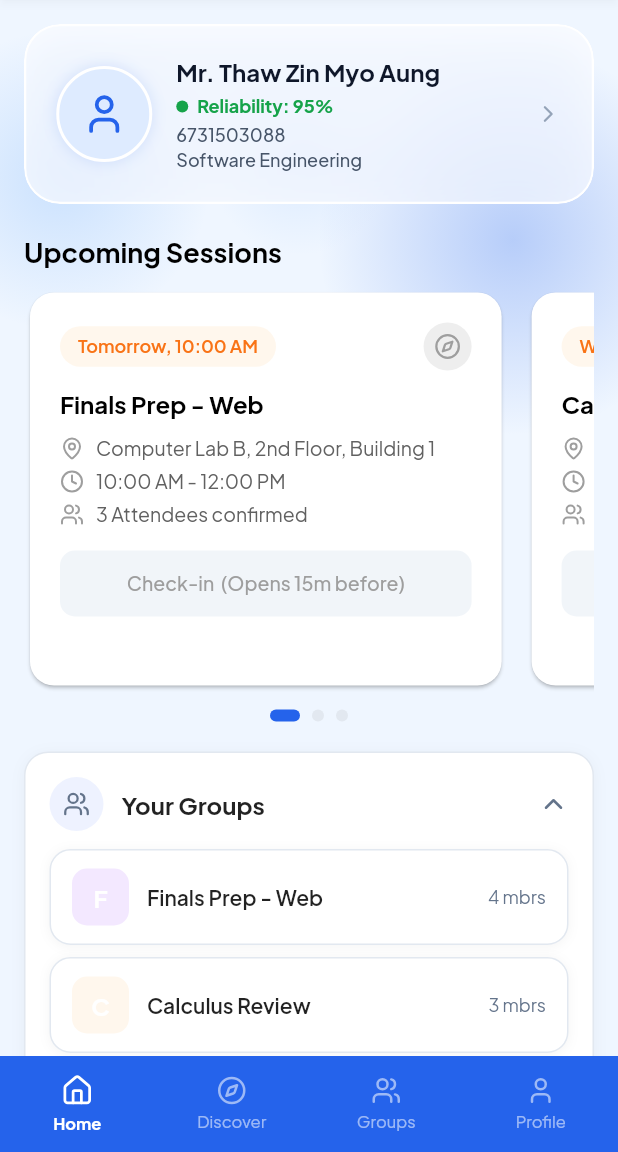
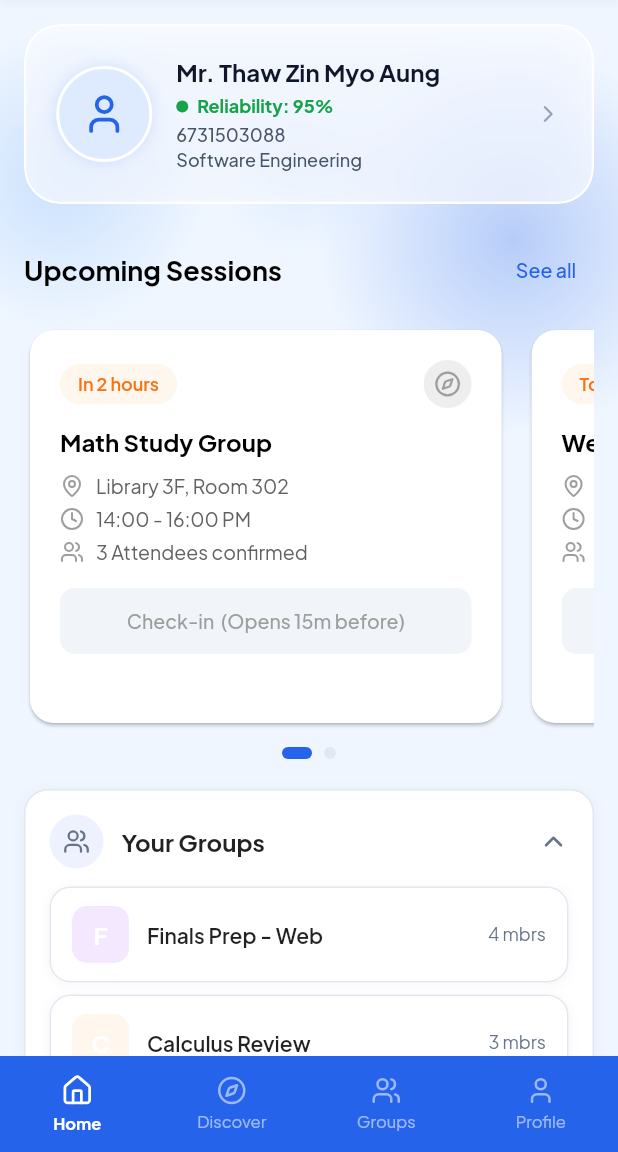
Before and after one commit to Thaw-Zin-Myo-Aung/studysync, a Flutter app: the screen it shows after launch, after a tap on "Create Account", on a phone screen of 412 x 824 dp, the part 84-1236 px from its top. Run offline on Flutter 3.47's test engine with Material 3 defaults, Android fonts, the phone set to English and light mode, and no system bars; our stand-ins replace go_router, google_fonts, lucide_icons_flutter.

Commit message:
Revert "Implemented state for upcoming session"
This reverts commit 103e48b3e6c8a0a760731c9f273b53f0424ef62d.

```diff
--- a/lib/features/home/screens/home_screen.dart
+++ b/lib/features/home/screens/home_screen.dart
@@ -145,7 +145,7 @@ class HomeScreen extends StatelessWidget {
                     major: 'Software Engineering',
                   ),
                   const SizedBox(height: 20),
-                  const UpcomingSessionsSection(),
+                  UpcomingSessionsSection(onSeeAll: () {}),
                   const SizedBox(height: 20),
                   YourGroupsSection(groups: mockGroups, onCreateGroup: () {}),
                   const SizedBox(height: 20),
--- a/lib/features/home/widgets/upcoming_sessions_section.dart
+++ b/lib/features/home/widgets/upcoming_sessions_section.dart
@@ -1,45 +1,56 @@
 import 'package:flutter/material.dart';
-import 'package:go_router/go_router.dart';
-import '../../../core/constants/route_constants.dart';
 import '../../../core/theme/app_colors.dart';
-import '../../groups/models/group_model.dart';
 import 'upcoming_session_card.dart';
 
 class UpcomingSessionsSection extends StatefulWidget {
-  const UpcomingSessionsSection({super.key});
+  final VoidCallback onSeeAll;
+
+  const UpcomingSessionsSection({super.key, required this.onSeeAll});
 
   @override
-  State<UpcomingSessionsSection> createState() =>
-      _UpcomingSessionsSectionState();
+  State<UpcomingSessionsSection> createState() => _UpcomingSessionsSectionState();
 }
 
 class _UpcomingSessionsSectionState extends State<UpcomingSessionsSection> {
   int _currentPage = 0;
 
-  /// Derive session cards directly from mockGroups — single source of truth.
-  /// When backend is added, replace mockGroups with the API response here only.
-  List<Map<String, dynamic>> get _sessions => mockGroups.map((g) => {
-        'groupId': g.id,
-        'groupName': g.name,
-        'timeUntil': g.nextSession,
-        'location': g.upcomingLocation,
-        'locationDetail': g.upcomingLocationDetail,
-        'timeRange': g.upcomingTimeRange,
-        'attendeeCount': g.upcomingAttendees,
+  final List<Map<String, dynamic>> sessions = [
+    {
+      'groupName': 'Math Study Group',
+      'timeUntil': 'In 2 hours',
+      'location': 'Library 3F, Room 302',
+      'timeRange': '14:00 - 16:00 PM',
+      'attendeeCount': 3,
       'canCheckIn': false,
-      }).toList();
+    },
+    {
+      'groupName': 'Web Dev Finals',
+      'timeUntil': 'Tomorrow',
+      'location': 'Online',
+      'timeRange': '2:00 - 4:00 PM',
+      'attendeeCount': 3,
+      'canCheckIn': false,
+    },
+  ];
 
   @override
   Widget build(BuildContext context) {
-    final sessions = _sessions;
-
     return Column(
       crossAxisAlignment: CrossAxisAlignment.start,
       children: [
-        // Header
+        // Header row
+        Row(
+          mainAxisAlignment: MainAxisAlignment.spaceBetween,
+          children: [
             const Text(
               'Upcoming Sessions',
               style: TextStyle(fontSize: 18, fontWeight: FontWeight.bold, color: Colors.black),
+            ),
+            TextButton(
+              onPressed: widget.onSeeAll,
+              child: const Text('See all', style: TextStyle(fontSize: 13, color: AppColors.primary)),
+            ),
+          ],
         ),
         const SizedBox(height: 12),
         // PageView carousel
@@ -52,20 +63,13 @@ class _UpcomingSessionsSectionState extends State<UpcomingSessionsSection> {
             onPageChanged: (index) => setState(() => _currentPage = index),
             itemBuilder: (_, i) => Padding(
               padding: const EdgeInsets.only(right: 12),
-              child: GestureDetector(
-                onTap: () => context.push(
-                  RouteConstants.groupDetail.replaceFirst(
-                      ':groupId', sessions[i]['groupId'] as String),
-                ),
               child: UpcomingSessionCard(
                 groupName: sessions[i]['groupName'] as String,
                 timeUntil: sessions[i]['timeUntil'] as String,
-                  location:
-                      '${sessions[i]['location']}, ${sessions[i]['locationDetail']}',
+                location: sessions[i]['location'] as String,
                 timeRange: sessions[i]['timeRange'] as String,
                 attendeeCount: sessions[i]['attendeeCount'] as int,
                 canCheckIn: sessions[i]['canCheckIn'] as bool,
-                ),
               ),
             ),
           ),
```
Lines whose indentation alone changed are shown as unchanged.
